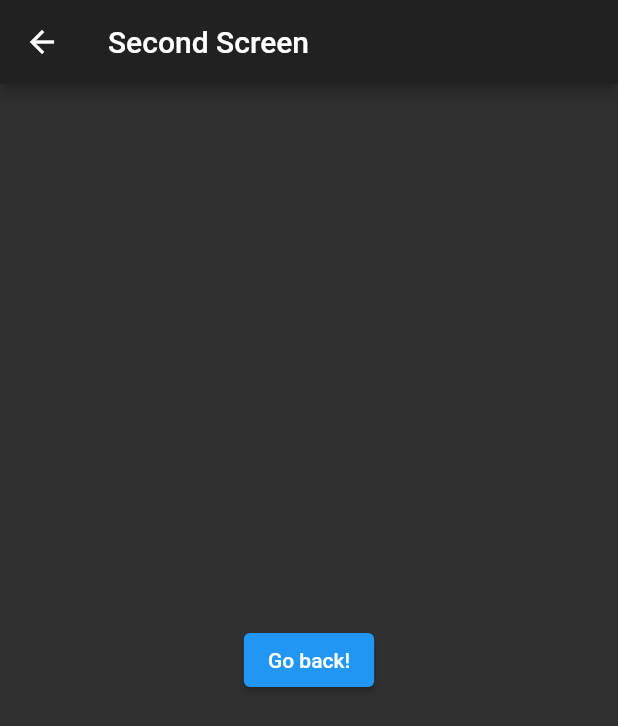
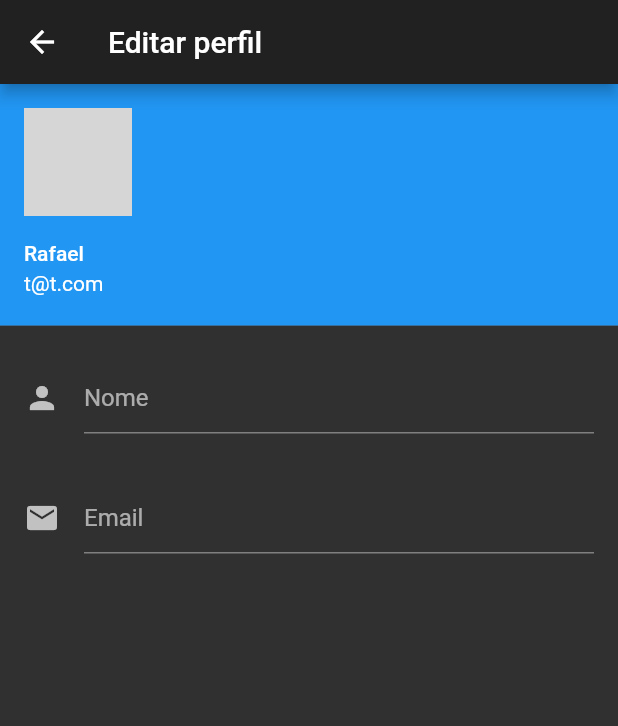
Before and after one commit to FIAP-MBA/20mob-flutter-final-project, a Flutter app: the ProfileView screen opened by its route, on a phone screen of 412 x 824 dp. Shown: the top 726 px of the screen. Run offline on Flutter 3.47's test engine with Material 2 defaults, Android fonts, the phone set to English and light mode, and no system bars; our stand-ins replace animated_text_kit, auto_size_text, cloud_firestore, dio, firebase_auth, flare_flutter and 2 more; accounts and stored records are empty; network calls fail; grey boxes are pictures that could not be loaded.

Commit message:
update profile form

```diff
--- /dev/null
+++ b/lib/app/views/profile_form_view.dart
@@ -0,0 +1,56 @@
+
+
+import 'package:flutter/material.dart';
+
+class ProfileFormView extends StatefulWidget {
+  @override
+  _ProfileFormViewState createState() => _ProfileFormViewState();
+}
+
+class _ProfileFormViewState extends State<ProfileFormView> {
+  @override
+  void initState() {
+    super.initState();
+  }
+
+  @override
+  Widget build(BuildContext context) {
+    return SingleChildScrollView(
+      child: Container(
+        child: _buildForm(),
+      ),
+    );
+  }
+
+  Widget _buildForm() {
+    return Column(
+      children: [
+        UserAccountsDrawerHeader(
+          currentAccountPicture: ClipRRect(
+            borderRadius: BorderRadius.circular(40),
+            child: Image.network(
+                "https://media-exp1.licdn.com/dms/image/C4D03AQHhzonVPmrkow/profile-displayphoto-shrink_800_800/0/1612361529978?e=1625097600&v=beta&t=mjnF-EARrM-7HJo4YG_HOf7vphgiDhYRSThJhU1JS0U"),
+          ),
+          accountName: Text("Rafael"),
+          accountEmail: Text("t@t.com"),
+        ),
+        Padding(padding: EdgeInsets.symmetric(horizontal: 16, vertical: 16),
+          child: TextFormField(
+            decoration: InputDecoration(
+              icon: Icon(Icons.person),
+              hintText: 'Nome',
+            ),
+          ),
+        ),
+        Padding(padding: EdgeInsets.symmetric(horizontal: 16, vertical: 16),
+          child: TextFormField(
+            decoration: InputDecoration(
+              icon: Icon(Icons.email),
+              hintText: 'Email',
+            ),
+          ),
+        ),
+      ],
+    );
+  }
+}
--- a/lib/app/views/profile_view.dart
+++ b/lib/app/views/profile_view.dart
@@ -1,30 +1,14 @@
 import 'package:flutter/material.dart';
+import 'package:flutter_20mob_project_final/app/views/profile_form_view.dart';
 
-class ProfileView extends StatefulWidget {
-  @override
-  _ProfileViewState createState() => _ProfileViewState();
-}
-
-class _ProfileViewState extends State<ProfileView> {
-  @override
-  void initState() {
-    super.initState();
-  }
-
+class ProfileView extends StatelessWidget {
   @override
   Widget build(BuildContext context) {
     return Scaffold(
       appBar: AppBar(
-        title: Text("Second Screen"),
+        title: Text("Editar perfil"),
       ),
-      body: Center(
-        child: ElevatedButton(
-          onPressed: () {
-            Navigator.pop(context);
-          },
-          child: Text('Go back!'),
-        ),
-      ),
+      body: ProfileFormView(),
     );
   }
 }
```
